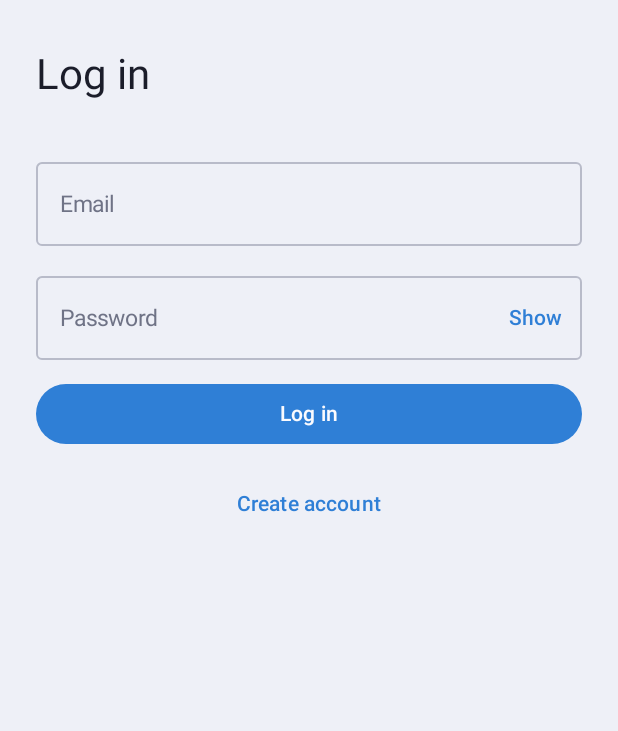
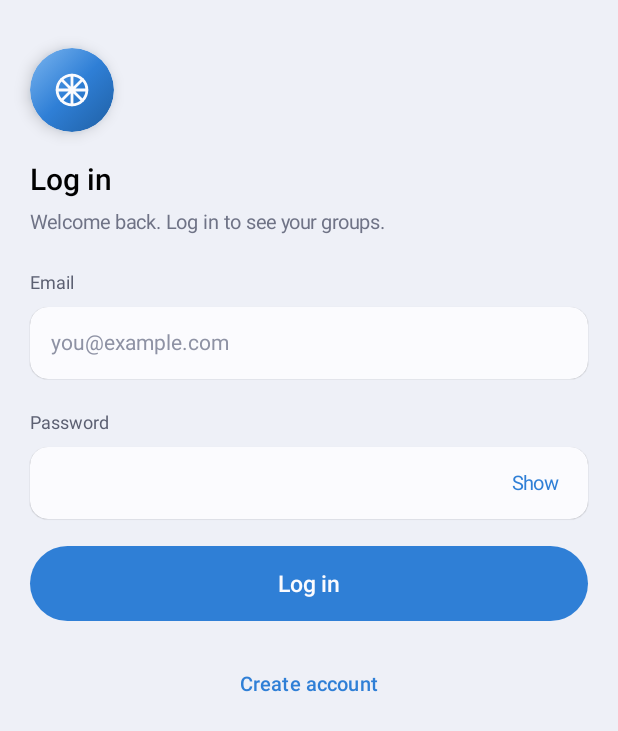
Before and after one commit to christianbendix/android-project, an Android app built with Jetpack Compose: the screen it shows after launch (MainActivity), on a phone screen of 412 x 824 dp. Shown: the top 731 px of the screen. Run offline under Robolectric (Android 15) with nearby library versions, the phone set to English and light mode, and no system bars; pictures from the network do not load.

Commit message:
Integrate login and sign-up into the Splitwheel design
- Auth screens rebuilt with Peter's components and tokens (SwTextField,
  PrimaryButton, Sw.colors, wheel mark) instead of stock Material.
  SwTextField gains optional enabled/isError/visualTransformation/
  keyboard options; PrimaryButton gains a loading spinner. Defaults keep
  existing call sites unchanged.
- AuthGate owns its ViewModel (viewModel(factory) +
  collectAsStateWithLifecycle, per CLAUDE.md) and wraps SplitwheelApp.
- Home greeting and Profile header show the signed-in account instead of
  the hardcoded "Peter" / seeded user. Profile's Log out button now logs
  out, which routes back to login.
- AppContainer.authRepository is swappable for instrumented tests.
  FakeAuthRule starts UI tests signed in or out without the network;
  NavigationTest uses it, plus new logout and login/sign-up UI tests.
- Unit tests for Profile/Home account state and logout.
- CLAUDE.md: auth architecture and the UI-test rule.

```diff
--- a/app/src/main/java/com/example/splendit/SplenditApplication.kt
+++ b/app/src/main/java/com/example/splendit/SplenditApplication.kt
@@ -2,6 +2,7 @@ package com.example.splendit
 
 import android.app.Application
 import android.content.Context
+import androidx.annotation.VisibleForTesting
 import com.example.splendit.auth.AuthInterceptor
 import com.example.splendit.auth.AuthRepository
 import com.example.splendit.auth.DataStoreSessionStore
@@ -25,7 +26,8 @@ import okhttp3.OkHttpClient
 class AppContainer(context: Context, scope: CoroutineScope) {
     val groupRepository: GroupRepository = InMemoryGroupRepository(scope)
 
-    val authRepository: AuthRepository by lazy {
+    /** Instrumented tests swap in a fake before the activity starts, to skip the backend. */
+    var authRepository: AuthRepository = run {
         val baseUrl = BuildConfig.PB_BASE_URL.toHttpUrl()
         val store = DataStoreSessionStore(context.sessionDataStore, TokenCipher())
         val client = OkHttpClient.Builder()
@@ -36,6 +38,7 @@ class AppContainer(context: Context, scope: CoroutineScope) {
             .build()
         PocketBaseAuthRepository(PocketBaseApi(client, baseUrl), store)
     }
+        @VisibleForTesting set
 }
 
 class SplenditApplication : Application() {
--- a/app/src/main/java/com/example/splendit/ui/auth/AuthScreens.kt
+++ b/app/src/main/java/com/example/splendit/ui/auth/AuthScreens.kt
@@ -2,25 +2,24 @@ package com.example.splendit.ui.auth
 
 import androidx.activity.compose.BackHandler
 import androidx.annotation.StringRes
+import androidx.compose.foundation.background
+import androidx.compose.foundation.clickable
 import androidx.compose.foundation.layout.Arrangement
 import androidx.compose.foundation.layout.Box
 import androidx.compose.foundation.layout.Column
-import androidx.compose.foundation.layout.Spacer
 import androidx.compose.foundation.layout.fillMaxSize
 import androidx.compose.foundation.layout.fillMaxWidth
-import androidx.compose.foundation.layout.height
 import androidx.compose.foundation.layout.imePadding
 import androidx.compose.foundation.layout.padding
 import androidx.compose.foundation.layout.size
+import androidx.compose.foundation.layout.systemBarsPadding
 import androidx.compose.foundation.rememberScrollState
+import androidx.compose.foundation.shape.CircleShape
 import androidx.compose.foundation.text.KeyboardActions
 import androidx.compose.foundation.text.KeyboardOptions
 import androidx.compose.foundation.verticalScroll
-import androidx.compose.material3.Button
 import androidx.compose.material3.CircularProgressIndicator
 import androidx.compose.material3.MaterialTheme
-import androidx.compose.material3.OutlinedTextField
-import androidx.compose.material3.Scaffold
 import androidx.compose.material3.Text
 import androidx.compose.material3.TextButton
 import androidx.compose.runtime.Composable
@@ -31,7 +30,10 @@ import androidx.compose.runtime.setValue
 import androidx.compose.ui.Alignment
 import androidx.compose.ui.Modifier
 import androidx.compose.ui.autofill.ContentType
+import androidx.compose.ui.draw.clip
+import androidx.compose.ui.draw.shadow
 import androidx.compose.ui.focus.FocusDirection
+import androidx.compose.ui.graphics.Brush
 import androidx.compose.ui.platform.LocalFocusManager
 import androidx.compose.ui.res.stringResource
 import androidx.compose.ui.semantics.contentType
@@ -43,12 +45,18 @@ import androidx.compose.ui.text.input.PasswordVisualTransformation
 import androidx.compose.ui.text.input.VisualTransformation
 import androidx.compose.ui.tooling.preview.Preview
 import androidx.compose.ui.unit.dp
+import androidx.compose.ui.unit.sp
 import androidx.lifecycle.compose.collectAsStateWithLifecycle
 import androidx.lifecycle.viewmodel.compose.viewModel
 import com.example.splendit.R
+import com.example.splendit.ui.components.PrimaryButton
+import com.example.splendit.ui.components.SwIcon
+import com.example.splendit.ui.components.SwTextField
 import com.example.splendit.ui.theme.SplenditTheme
+import com.example.splendit.ui.theme.Sw
 
 private val PASSWORD_MASK = PasswordVisualTransformation()
+private val FIELD_HEIGHT = 48.dp
 
 /** Shows a loading state while the session is restored, then login / sign-up or [signedIn]. */
 @Composable
@@ -59,20 +67,24 @@ fun AuthGate(
     val sessionState by viewModel.sessionState.collectAsStateWithLifecycle()
     val form by viewModel.form.collectAsStateWithLifecycle()
     when (sessionState) {
-        SessionState.Loading -> Box(Modifier.fillMaxSize(), contentAlignment = Alignment.Center) {
-            CircularProgressIndicator()
+        SessionState.Loading -> Box(
+            Modifier
+                .fillMaxSize()
+                .background(MaterialTheme.colorScheme.background),
+            contentAlignment = Alignment.Center
+        ) {
+            CircularProgressIndicator(color = Sw.colors.accent400)
         }
         is SessionState.SignedIn -> signedIn()
-        SessionState.SignedOut -> Scaffold(modifier = Modifier.fillMaxSize()) { innerPadding ->
+        SessionState.SignedOut -> {
             BackHandler(enabled = form.mode == AuthMode.SignUp) {
                 viewModel.showMode(AuthMode.Login)
             }
-            AuthForm(
+            AuthContent(
                 form = form,
                 onChange = viewModel::onChange,
                 onShowMode = viewModel::showMode,
-                onSubmit = viewModel::submit,
-                modifier = Modifier.padding(innerPadding)
+                onSubmit = viewModel::submit
             )
         }
     }
@@ -80,12 +92,11 @@ fun AuthGate(
 
 /** Login and sign-up share one form; sign-up adds the name and confirm-password fields. */
 @Composable
-fun AuthForm(
+fun AuthContent(
     form: AuthFormState,
     onChange: (AuthField, String) -> Unit,
     onShowMode: (AuthMode) -> Unit,
-    onSubmit: () -> Unit,
-    modifier: Modifier = Modifier
+    onSubmit: () -> Unit
 ) {
     val focusManager = LocalFocusManager.current
     val next = KeyboardActions(onNext = { focusManager.moveFocus(FocusDirection.Down) })
@@ -96,52 +107,61 @@ fun AuthForm(
     val signUp = form.mode == AuthMode.SignUp
 
     Column(
-        modifier = modifier
+        Modifier
             .fillMaxSize()
+            .background(MaterialTheme.colorScheme.background)
+            .systemBarsPadding()
             .imePadding()
             .verticalScroll(rememberScrollState())
-            .padding(horizontal = 24.dp, vertical = 32.dp),
-        verticalArrangement = Arrangement.spacedBy(12.dp)
+            .padding(horizontal = 20.dp, vertical = 32.dp),
+        verticalArrangement = Arrangement.spacedBy(18.dp)
     ) {
-        Text(
-            text = stringResource(if (signUp) R.string.signup_title else R.string.login_title),
-            style = MaterialTheme.typography.headlineMedium
+        Header(
+            title = if (signUp) R.string.signup_title else R.string.login_title,
+            subtitle = if (signUp) R.string.signup_subtitle else R.string.login_subtitle
         )
-        Spacer(Modifier.height(8.dp))
 
         if (signUp) {
-            AuthTextField(
+            Field(R.string.field_name_optional, form.fieldErrors[AuthField.Name]) { modifier ->
+                SwTextField(
                     value = form.name,
                     onValueChange = { onChange(AuthField.Name, it) },
-                label = R.string.field_name_optional,
-                error = form.fieldErrors[AuthField.Name],
+                    placeholder = stringResource(R.string.placeholder_name),
                     enabled = !form.loading,
-                contentType = ContentType.PersonFullName,
+                    isError = form.fieldErrors[AuthField.Name] != null,
+                    height = FIELD_HEIGHT,
                     keyboardOptions = KeyboardOptions(
                         capitalization = KeyboardCapitalization.Words,
                         imeAction = ImeAction.Next
                     ),
-                keyboardActions = next
+                    keyboardActions = next,
+                    modifier = modifier.semantics { contentType = ContentType.PersonFullName }
                 )
             }
-        AuthTextField(
+        }
+        Field(R.string.field_email, form.fieldErrors[AuthField.Email]) { modifier ->
+            SwTextField(
                 value = form.email,
                 onValueChange = { onChange(AuthField.Email, it) },
-            label = R.string.field_email,
-            error = form.fieldErrors[AuthField.Email],
+                placeholder = stringResource(R.string.placeholder_email),
                 enabled = !form.loading,
-            contentType = if (signUp) {
-                ContentType.EmailAddress + ContentType.NewUsername
-            } else {
-                ContentType.EmailAddress + ContentType.Username
-            },
+                isError = form.fieldErrors[AuthField.Email] != null,
+                height = FIELD_HEIGHT,
                 keyboardOptions = KeyboardOptions(
                     keyboardType = KeyboardType.Email,
                     autoCorrectEnabled = false,
                     imeAction = ImeAction.Next
                 ),
-            keyboardActions = next
+                keyboardActions = next,
+                modifier = modifier.semantics {
+                    contentType = if (signUp) {
+                        ContentType.EmailAddress + ContentType.NewUsername
+                    } else {
+                        ContentType.EmailAddress + ContentType.Username
+                    }
+                }
             )
+        }
         PasswordField(
             value = form.password,
             onValueChange = { onChange(AuthField.Password, it) },
@@ -166,67 +186,73 @@ fun AuthForm(
         }
 
         form.generalError?.let {
-            Text(
-                text = stringResource(it),
-                color = MaterialTheme.colorScheme.error,
-                style = MaterialTheme.typography.bodyMedium
-            )
+            Text(stringResource(it), fontSize = 13.sp, color = MaterialTheme.colorScheme.error)
         }
 
-        Button(
+        PrimaryButton(
+            text = stringResource(
+                if (signUp) R.string.action_create_account else R.string.action_login
+            ),
             onClick = onSubmit,
-            enabled = !form.loading,
-            modifier = Modifier.fillMaxWidth()
-        ) {
-            if (form.loading) {
-                CircularProgressIndicator(modifier = Modifier.size(18.dp), strokeWidth = 2.dp)
-            } else {
-                Text(
-                    stringResource(
-                        if (signUp) R.string.action_create_account else R.string.action_login
+            loading = form.loading
         )
-                )
-            }
-        }
         TextButton(
             onClick = { onShowMode(if (signUp) AuthMode.Login else AuthMode.SignUp) },
             enabled = !form.loading,
             modifier = Modifier.align(Alignment.CenterHorizontally)
         ) {
-            Text(stringResource(if (signUp) R.string.link_to_login else R.string.link_to_signup))
+            Text(
+                stringResource(if (signUp) R.string.link_to_login else R.string.link_to_signup),
+                fontSize = 13.5.sp,
+                color = Sw.colors.accent
+            )
         }
     }
 }
 
+/** The wheel mark from the bottom bar's create button, over the screen title. */
 @Composable
-private fun AuthTextField(
-    value: String,
-    onValueChange: (String) -> Unit,
+private fun Header(@StringRes title: Int, @StringRes subtitle: Int) {
+    Column(verticalArrangement = Arrangement.spacedBy(6.dp)) {
+        Box(
+            Modifier
+                .padding(bottom = 14.dp)
+                .size(56.dp)
+                .shadow(6.dp, CircleShape, ambientColor = Sw.colors.accent400)
+                .clip(CircleShape)
+                .background(
+                    Brush.linearGradient(
+                        listOf(Sw.colors.accent600, Sw.colors.accent400, Sw.colors.accent300)
+                    )
+                ),
+            contentAlignment = Alignment.Center
+        ) {
+            SwIcon(R.drawable.ic_wheel, size = 28.dp, tint = MaterialTheme.colorScheme.surface)
+        }
+        Text(stringResource(title), style = MaterialTheme.typography.titleLarge)
+        Text(stringResource(subtitle), fontSize = 13.sp, color = Sw.colors.neutral500)
+    }
+}
+
+/** Small grey label above the input, as in the create-group form, and the error below it. */
+@Composable
+private fun Field(
     @StringRes label: Int,
     @StringRes error: Int?,
-    enabled: Boolean,
-    contentType: ContentType,
-    keyboardOptions: KeyboardOptions,
-    keyboardActions: KeyboardActions,
-    visualTransformation: VisualTransformation = VisualTransformation.None,
-    trailingIcon: (@Composable () -> Unit)? = null
+    input: @Composable (Modifier) -> Unit
 ) {
-    OutlinedTextField(
-        value = value,
-        onValueChange = onValueChange,
-        label = { Text(stringResource(label)) },
-        isError = error != null,
-        supportingText = error?.let { { Text(stringResource(it)) } },
-        enabled = enabled,
-        singleLine = true,
-        keyboardOptions = keyboardOptions,
-        keyboardActions = keyboardActions,
-        visualTransformation = visualTransformation,
-        trailingIcon = trailingIcon,
-        modifier = Modifier
-            .fillMaxWidth()
-            .semantics { this.contentType = contentType }
+    Column {
+        Text(stringResource(label), fontSize = 12.sp, color = Sw.colors.neutral400)
+        input(Modifier.fillMaxWidth().padding(top = 5.dp))
+        if (error != null) {
+            Text(
+                stringResource(error),
+                fontSize = 12.sp,
+                color = MaterialTheme.colorScheme.error,
+                modifier = Modifier.padding(top = 4.dp, start = 4.dp)
             )
+        }
+    }
 }
 
 @Composable
@@ -241,37 +267,42 @@ private fun PasswordField(
     keyboardActions: KeyboardActions
 ) {
     var visible by rememberSaveable { mutableStateOf(false) }
-    AuthTextField(
+    Field(label, error) { modifier ->
+        SwTextField(
             value = value,
             onValueChange = onValueChange,
-        label = label,
-        error = error,
+            placeholder = "",
             enabled = enabled,
-        contentType = contentType,
+            isError = error != null,
+            height = FIELD_HEIGHT,
+            visualTransformation = if (visible) VisualTransformation.None else PASSWORD_MASK,
             keyboardOptions = KeyboardOptions(
                 keyboardType = KeyboardType.Password,
                 autoCorrectEnabled = false,
                 imeAction = imeAction
             ),
             keyboardActions = keyboardActions,
-        visualTransformation = if (visible) VisualTransformation.None else PASSWORD_MASK,
-        trailingIcon = {
-            TextButton(onClick = { visible = !visible }) {
+            modifier = modifier.semantics { this.contentType = contentType },
+            trailing = {
                 Text(
-                    stringResource(
-                        if (visible) R.string.hide_password else R.string.show_password
-                    )
+                    stringResource(if (visible) R.string.hide_password else R.string.show_password),
+                    fontSize = 13.sp,
+                    color = Sw.colors.accent,
+                    modifier = Modifier
+                        .clip(CircleShape)
+                        .clickable { visible = !visible }
+                        .padding(horizontal = 6.dp, vertical = 4.dp)
                 )
             }
+        )
     }
-    )
 }
 
 @Preview(showBackground = true)
 @Composable
-fun LoginPreview() {
+private fun LoginPreview() {
     SplenditTheme {
-        AuthForm(
+        AuthContent(
             form = AuthFormState(
                 email = "someone@example.com",
                 generalError = R.string.error_invalid_credentials
@@ -285,9 +316,9 @@ fun LoginPreview() {
 
 @Preview(showBackground = true)
 @Composable
-fun SignUpPreview() {
+private fun SignUpPreview() {
     SplenditTheme {
-        AuthForm(
+        AuthContent(
             form = AuthFormState(
                 mode = AuthMode.SignUp,
                 fieldErrors = mapOf(AuthField.Email to R.string.error_email_taken)
--- a/app/src/main/java/com/example/splendit/ui/auth/AuthViewModel.kt
+++ b/app/src/main/java/com/example/splendit/ui/auth/AuthViewModel.kt
@@ -108,10 +108,6 @@ class AuthViewModel(private val repository: AuthRepository) : ViewModel() {
         }
     }
 
-    fun logout() {
-        viewModelScope.launch { repository.logout() }
-    }
-
     companion object {
         private const val MIN_PASSWORD = 8
         private const val MAX_PASSWORD = 72
--- a/app/src/main/java/com/example/splendit/ui/components/Components.kt
+++ b/app/src/main/java/com/example/splendit/ui/components/Components.kt
@@ -25,6 +25,7 @@ import androidx.compose.foundation.text.KeyboardActions
 import androidx.compose.foundation.text.KeyboardOptions
 import androidx.compose.material3.Button
 import androidx.compose.material3.ButtonDefaults
+import androidx.compose.material3.CircularProgressIndicator
 import androidx.compose.material3.Icon
 import androidx.compose.material3.MaterialTheme
 import androidx.compose.material3.OutlinedButton
@@ -44,6 +45,7 @@ import androidx.compose.ui.text.TextStyle
 import androidx.compose.ui.text.font.FontWeight
 import androidx.compose.ui.text.input.ImeAction
 import androidx.compose.ui.text.input.KeyboardType
+import androidx.compose.ui.text.input.VisualTransformation
 import androidx.compose.ui.text.style.TextAlign
 import androidx.compose.ui.text.style.TextOverflow
 import androidx.compose.ui.unit.Dp
@@ -167,25 +169,43 @@ fun SwTextField(
     onDone: (() -> Unit)? = null,
     height: Dp = 44.dp,
     shape: Shape = RoundedCornerShape(12.dp),
+    enabled: Boolean = true,
+    isError: Boolean = false,
+    visualTransformation: VisualTransformation = VisualTransformation.None,
+    keyboardOptions: KeyboardOptions = KeyboardOptions(
+        keyboardType = keyboardType,
+        imeAction = if (onDone != null) ImeAction.Done else ImeAction.Default
+    ),
+    keyboardActions: KeyboardActions = KeyboardActions(onDone = { onDone?.invoke() }),
     trailing: (@Composable () -> Unit)? = null
 ) {
     val textColor = MaterialTheme.colorScheme.onSurface
     BasicTextField(
         value = value,
         onValueChange = onValueChange,
+        enabled = enabled,
         singleLine = true,
         textStyle = TextStyle(color = textColor, fontSize = 14.sp),
         cursorBrush = SolidColor(Sw.colors.accent),
-        keyboardOptions = KeyboardOptions(
-            keyboardType = keyboardType,
-            imeAction = if (onDone != null) ImeAction.Done else ImeAction.Default
-        ),
-        keyboardActions = KeyboardActions(onDone = { onDone?.invoke() }),
+        keyboardOptions = keyboardOptions,
+        keyboardActions = keyboardActions,
+        visualTransformation = visualTransformation,
         modifier = modifier
             .height(height)
             .shadow(0.5.dp, shape)
             .clip(shape)
-            .background(background),
+            .background(background)
+            .then(
+                if (isError) {
+                    Modifier.border(
+                        1.dp,
+                        MaterialTheme.colorScheme.error,
+                        shape
+                    )
+                } else {
+                    Modifier
+                }
+            ),
         decorationBox = { inner ->
             Row(
                 modifier = Modifier.padding(horizontal = 14.dp),
@@ -214,21 +234,39 @@ fun PrimaryButton(
     onClick: () -> Unit,
     modifier: Modifier = Modifier,
     enabled: Boolean = true,
+    loading: Boolean = false,
     height: Dp = 50.dp
 ) {
+    val colors = ButtonDefaults.buttonColors(
+        containerColor = Sw.colors.accent400,
+        contentColor = MaterialTheme.colorScheme.surface
+    )
     Button(
         onClick = onClick,
-        enabled = enabled,
+        // Not clickable while loading, but keeps the accent colour behind the spinner.
+        enabled = enabled && !loading,
         shape = CircleShape,
-        colors = ButtonDefaults.buttonColors(
-            containerColor = Sw.colors.accent400,
-            contentColor = MaterialTheme.colorScheme.surface
-        ),
+        colors = if (loading) {
+            colors.copy(
+                disabledContainerColor = colors.containerColor,
+                disabledContentColor = colors.contentColor
+            )
+        } else {
+            colors
+        },
         modifier = modifier
             .fillMaxWidth()
             .height(height)
     ) {
-        Text(text, fontSize = 15.sp, fontWeight = FontWeight.Medium)
+        if (loading) {
+            CircularProgressIndicator(
+                modifier = Modifier.size(20.dp),
+                color = MaterialTheme.colorScheme.surface,
+                strokeWidth = 2.dp
+            )
+        } else {
+            Text(text, fontSize = 15.sp, fontWeight = FontWeight.Medium)
+        }
     }
 }
 
--- a/app/src/main/res/values/strings.xml
+++ b/app/src/main/res/values/strings.xml
@@ -76,6 +76,10 @@
     <!-- Auth -->
     <string name="login_title">Log in</string>
     <string name="signup_title">Create account</string>
+    <string name="login_subtitle">Welcome back. Log in to see your groups.</string>
+    <string name="signup_subtitle">Split bills with your friends.</string>
+    <string name="placeholder_name">e.g. Peter Hansen</string>
+    <string name="placeholder_email">you@example.com</string>
     <string name="field_name_optional">Name (optional)</string>
     <string name="field_email">Email</string>
     <string name="field_password">Password</string>
```
Also changed, not shown: app/src/main/java/com/example/splendit/auth/SessionStore.kt (+7 -0 lines), app/src/main/java/com/example/splendit/ui/home/HomeScreen.kt (+6 -4 lines), app/src/main/java/com/example/splendit/ui/home/HomeViewModel.kt (+25 -11 lines), app/src/main/java/com/example/splendit/ui/profile/ProfileScreen.kt (+6 -6 lines), app/src/main/java/com/example/splendit/ui/profile/ProfileViewModel.kt (+25 -7 lines), 7 other files. Lines whose indentation alone changed are shown as unchanged.
